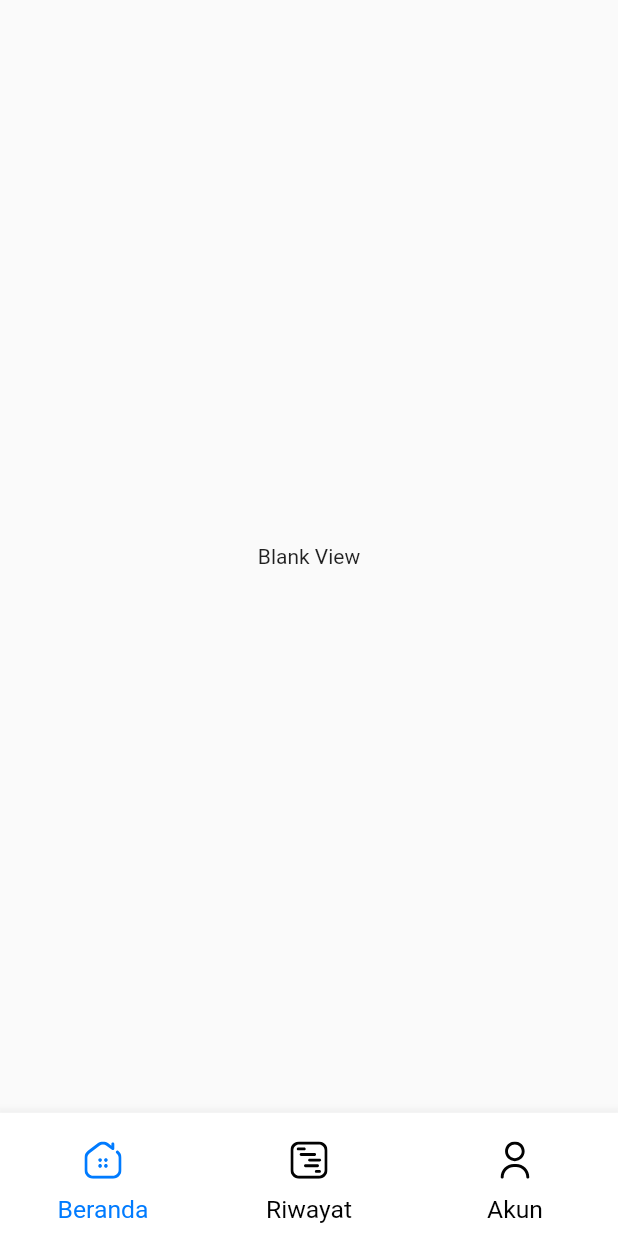
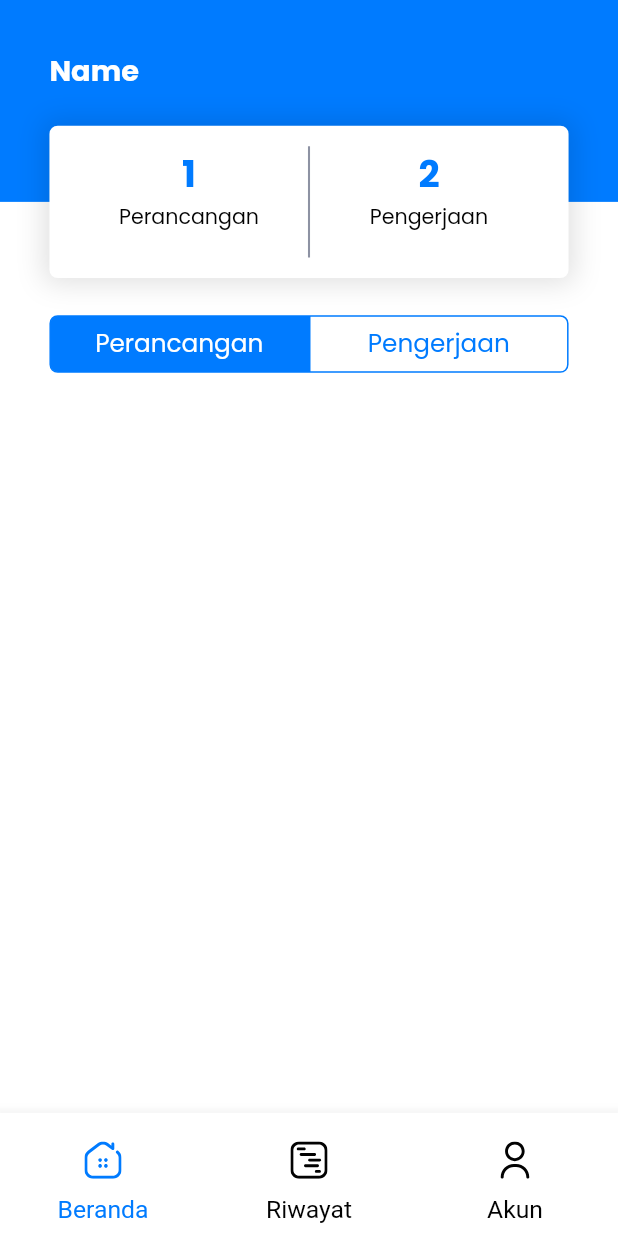
Before and after one commit to reynaldi18/checklist, a Flutter app: the MainView screen opened by its route, on a phone screen of 412 x 824 dp. Run offline on Flutter 3.47's test engine with Material 2 defaults, Android fonts, the phone set to English and light mode, and no system bars; our stand-ins replace connectivity, dio, flutter_spinkit, flutter_svg, get_it, google_fonts and 5 more; missing offline and left inert: dart_jsonwebtoken; accounts and stored records are empty; generated files the repository leaves out were written again.

Commit message:
Dashboard in home page

```diff
--- a/lib/main.dart
+++ b/lib/main.dart
@@ -1,9 +1,16 @@
 import 'package:flutter/material.dart';
 
 import 'src/app/app.locator.dart';
+import 'src/injector/injector.dart';
 import 'src/my_app.dart';
 
 void main() async {
-  setupLocator();
-  runApp(MyApp());
+  try {
+    WidgetsFlutterBinding.ensureInitialized();
+    await setupInjector();
+    setupLocator();
+    runApp(MyApp());
+  } catch (error, stacktrace) {
+    print('$error & $stacktrace');
+  }
 }
--- a/lib/src/app/app.dart
+++ b/lib/src/app/app.dart
@@ -1,4 +1,3 @@
-import 'package:si_jaja/src/helpers/storage/shared_preferences_manager.dart';
 import 'package:si_jaja/src/services/user_service.dart';
 import 'package:si_jaja/src/ui/views/login/login_view.dart';
 import 'package:si_jaja/src/ui/views/main/main_view.dart';
@@ -18,7 +17,6 @@ import 'package:stacked_services/stacked_services.dart';
     LazySingleton(classType: BottomSheetService),
     LazySingleton(classType: SnackbarService),
     LazySingleton(classType: UserService),
-    Singleton(classType: SharedPreferencesManager)
   ],
 )
 class AppSetup {
--- a/lib/src/app/app.locator.dart
+++ b/lib/src/app/app.locator.dart
@@ -10,7 +10,6 @@ import 'package:stacked/stacked.dart';
 import 'package:stacked/stacked_annotations.dart';
 import 'package:stacked_services/stacked_services.dart';
 
-import '../helpers/storage/shared_preferences_manager.dart';
 import '../services/user_service.dart';
 
 final locator = StackedLocator.instance;
@@ -26,5 +25,4 @@ void setupLocator({String? environment, EnvironmentFilter? environmentFilter}) {
   locator.registerLazySingleton(() => BottomSheetService());
   locator.registerLazySingleton(() => SnackbarService());
   locator.registerLazySingleton(() => UserService());
-  locator.registerSingleton(SharedPreferencesManager());
 }
--- a/lib/src/helpers/storage/shared_preferences_manager.dart
+++ b/lib/src/helpers/storage/shared_preferences_manager.dart
@@ -1,7 +1,5 @@
 import 'package:shared_preferences/shared_preferences.dart';
-import 'package:stacked/stacked_annotations.dart';
 
-@Singleton()
 class SharedPreferencesManager {
   static SharedPreferencesManager? _instance;
   static SharedPreferences? _sharedPreferences;
--- /dev/null
+++ b/lib/src/injector/injector.dart
@@ -0,0 +1,11 @@
+import 'package:get_it/get_it.dart';
+import 'package:si_jaja/src/helpers/storage/shared_preferences_manager.dart';
+
+GetIt locator = GetIt.instance;
+
+Future setupInjector() async {
+  SharedPreferencesManager? sharedPreferencesManager =
+      await SharedPreferencesManager.getInstance();
+  locator
+      .registerSingleton<SharedPreferencesManager>(sharedPreferencesManager!);
+}
--- a/lib/src/my_app.dart
+++ b/lib/src/my_app.dart
@@ -1,5 +1,7 @@
 import 'package:flutter/material.dart';
+import 'package:flutter/services.dart';
 import 'package:si_jaja/src/app/app.router.dart';
+import 'package:si_jaja/src/ui/shared/styles.dart';
 import 'package:stacked_services/stacked_services.dart';
 
 class MyApp extends StatelessWidget {
@@ -7,9 +9,15 @@ class MyApp extends StatelessWidget {
 
   @override
   Widget build(BuildContext context) {
+    SystemChrome.setSystemUIOverlayStyle(
+      SystemUiOverlayStyle.dark.copyWith(
+          statusBarColor: mainColor, // this one for android
+          statusBarBrightness: Brightness.light // this one for iOS
+      ),
+    );
     return MaterialApp(
       debugShowCheckedModeBanner: false,
-      title: 'SI Jaja',
+      title: 'SI Bang Jaja',
       theme: ThemeData(
         primarySwatch: Colors.blue,
         visualDensity: VisualDensity.adaptivePlatformDensity,
--- a/lib/src/ui/shared/strings.dart
+++ b/lib/src/ui/shared/strings.dart
@@ -9,6 +9,8 @@ class Strings {
   static const String labelHome = 'Beranda';
   static const String labelHistory = 'Riwayat';
   static const String labelAccount = 'Akun';
+  static const String labelPlan = 'Perancangan';
+  static const String labelOnProgress = 'Pengerjaan';
 
   static const String hintName = 'Email';
   static const String hintPassword = 'Password';
--- /dev/null
+++ b/lib/src/ui/views/home/home_view.dart
@@ -0,0 +1,140 @@
+import 'package:flutter/material.dart';
+import 'package:si_jaja/src/helpers/scalable_dp.dart';
+import 'package:si_jaja/src/ui/shared/dimens.dart';
+import 'package:si_jaja/src/ui/shared/strings.dart';
+import 'package:si_jaja/src/ui/shared/styles.dart';
+import 'package:si_jaja/src/ui/shared/ui_helpers.dart';
+import 'package:si_jaja/src/ui/widgets/custom_tabbar.dart';
+import 'package:stacked/stacked.dart';
+
+import 'home_viewmodel.dart';
+
+class HomeView extends StatefulWidget {
+  HomeView({Key? key}) : super(key: key);
+
+  @override
+  _HomeViewState createState() => _HomeViewState();
+}
+
+class _HomeViewState extends State<HomeView> {
+  @override
+  Widget build(BuildContext context) {
+    SDP.init(context);
+    return ViewModelBuilder<HomeViewModel>.reactive(
+      builder: (context, vm, child) => Scaffold(
+          backgroundColor: white,
+          body: SafeArea(
+            child: Column(
+              children: [
+                Container(
+                  height: SDP.sdp(135),
+                  child: Stack(
+                    children: [
+                      Container(
+                        height: SDP.sdp(98),
+                        width: screenWidth(context),
+                        color: mainColor,
+                        child: Padding(
+                          padding: EdgeInsets.all(SDP.sdp(defaultPadding)),
+                          child: Text(
+                            'Name',
+                            style: whiteTextStyle.copyWith(
+                              fontSize: SDP.sdp(14),
+                              fontWeight: FontWeight.bold,
+                            ),
+                          ),
+                        ),
+                      ),
+                      Align(
+                        alignment: Alignment.bottomCenter,
+                        child: Padding(
+                          padding: EdgeInsets.symmetric(
+                              horizontal: SDP.sdp(defaultPadding)),
+                          child: Container(
+                            height: SDP.sdp(74),
+                            width: screenWidth(context),
+                            decoration: BoxDecoration(
+                              color: Colors.white,
+                              borderRadius: BorderRadius.circular(SDP.sdp(4)),
+                              boxShadow: [
+                                BoxShadow(
+                                  spreadRadius: 3,
+                                  blurRadius: 15,
+                                  color: Colors.black12,
+                                )
+                              ],
+                            ),
+                            child: Padding(
+                              padding: EdgeInsets.all(SDP.sdp(10)),
+                              child: Row(
+                                children: [
+                                  Expanded(
+                                    child: Column(
+                                      children: [
+                                        Text(
+                                          "1",
+                                          style: mainTextStyle.copyWith(
+                                            fontSize: SDP.sdp(18),
+                                            fontWeight: FontWeight.w700,
+                                          ),
+                                        ),
+                                        Text(
+                                          Strings.labelPlan,
+                                          style: blackTextStyle.copyWith(
+                                            fontSize: SDP.sdp(10),
+                                            fontWeight: FontWeight.w400,
+                                          ),
+                                        ),
+                                      ],
+                                    ),
+                                  ),
+                                  Container(
+                                    width: SDP.sdp(1),
+                                    height: screenHeight(context),
+                                    color: grey,
+                                  ),
+                                  Expanded(
+                                    child: Column(
+                                      children: [
+                                        Text(
+                                          '2',
+                                          style: mainTextStyle.copyWith(
+                                            fontSize: SDP.sdp(18),
+                                            fontWeight: FontWeight.w700,
+                                          ),
+                                        ),
+                                        Text(
+                                          Strings.labelOnProgress,
+                                          style: blackTextStyle.copyWith(
+                                            fontSize: SDP.sdp(10),
+                                            fontWeight: FontWeight.w400,
+                                          ),
+                                        ),
+                                      ],
+                                    ),
+                                  )
+                                ],
+                              ),
+                            ),
+                          ),
+                        ),
+                      )
+                    ],
+                  ),
+                ),
+                verticalSpace(SDP.sdp(18)),
+                CustomTabBar(
+                  selectedIndex: vm.selectedPage,
+                  onTap: (index) {
+                    setState(() {
+                      vm.selectedPage = index;
+                    });
+                  },
+                ),
+              ],
+            ),
+          )),
+      viewModelBuilder: () => HomeViewModel(),
+    );
+  }
+}
--- /dev/null
+++ b/lib/src/ui/views/home/home_viewmodel.dart
@@ -0,0 +1,14 @@
+import 'dart:async';
+
+import 'package:stacked/stacked.dart';
+
+class HomeViewModel extends FutureViewModel {
+
+  int selectedPage = 0;
+
+  @override
+  Future futureToRun() {
+    // TODO: implement futureToRun
+    throw UnimplementedError();
+  }
+}
--- a/lib/src/ui/views/login/login_view.dart
+++ b/lib/src/ui/views/login/login_view.dart
@@ -67,7 +67,10 @@ class LoginView extends StatelessWidget {
                           )
                         : CustomButton(
                             label: Strings.actionLogin.toUpperCase(),
-                            onPress: () => vm.login(),
+                            onPress: () {
+                              FocusScope.of(context).unfocus();
+                              vm.login();
+                            },
                           ),
                   ],
                 ),
--- a/lib/src/ui/views/main/main_view.dart
+++ b/lib/src/ui/views/main/main_view.dart
@@ -7,6 +7,7 @@ import 'package:si_jaja/src/ui/shared/images.dart';
 import 'package:si_jaja/src/ui/shared/strings.dart';
 import 'package:si_jaja/src/ui/shared/styles.dart';
 import 'package:si_jaja/src/ui/views/blank_view.dart';
+import 'package:si_jaja/src/ui/views/home/home_view.dart';
 import 'package:stacked/stacked.dart';
 
 import 'main_viewmodel.dart';
@@ -118,7 +119,7 @@ class _MainViewState extends State<MainView> {
   Widget getViewForIndex(int index) {
     switch (index) {
       case 0:
-        return BlankView();
+        return HomeView();
       case 1:
         return BlankView();
       case 2:
--- a/lib/src/ui/views/splash_screen/splash_screen_viewmodel.dart
+++ b/lib/src/ui/views/splash_screen/splash_screen_viewmodel.dart
@@ -2,6 +2,7 @@ import 'dart:async';
 
 import 'package:si_jaja/src/app/app.locator.dart';
 import 'package:si_jaja/src/app/app.router.dart';
+import 'package:si_jaja/src/helpers/http/http_helper.dart';
 import 'package:stacked/stacked.dart';
 import 'package:stacked_services/stacked_services.dart';
 
@@ -14,8 +15,17 @@ class SplashScreenViewModel extends FutureViewModel {
   Future futureToRun() => versionCheck();
 
   Future versionCheck() async {
-    Timer(_duration, navigateToLogin);
+    String? token = HttpHelper().getToken();
+
+    print(token);
+
+    if (token != null)
+      Timer(_duration, navigateToDashboard);
+    else
+      Timer(_duration, navigateToLogin);
   }
 
   void navigateToLogin() => _navigationService.replaceWith(Routes.loginView);
+
+  void navigateToDashboard() => _navigationService.replaceWith(Routes.mainView);
 }
--- /dev/null
+++ b/lib/src/ui/widgets/custom_tabbar.dart
@@ -0,0 +1,94 @@
+import 'package:flutter/material.dart';
+import 'package:si_jaja/src/helpers/scalable_dp.dart';
+import 'package:si_jaja/src/ui/shared/dimens.dart';
+import 'package:si_jaja/src/ui/shared/strings.dart';
+import 'package:si_jaja/src/ui/shared/styles.dart';
+import 'package:si_jaja/src/ui/shared/ui_helpers.dart';
+
+class CustomTabBar extends StatelessWidget {
+  final int? selectedIndex;
+  final Function(int) onTap;
+
+  CustomTabBar({this.selectedIndex, required this.onTap});
+
+  @override
+  Widget build(BuildContext context) {
+    SDP.init(context);
+    return Padding(
+      padding: EdgeInsets.symmetric(horizontal: defaultPadding),
+      child: Row(
+        mainAxisAlignment: MainAxisAlignment.center,
+        children: [
+          GestureDetector(
+            onTap: () {
+              onTap(0);
+            },
+            child: Container(
+              width: screenWidthPercentage(
+                context,
+                percentage: 0.42,
+              ),
+              height: SDP.sdp(28),
+              decoration: BoxDecoration(
+                borderRadius: BorderRadius.only(
+                  topLeft: Radius.circular(SDP.sdp(4)),
+                  bottomLeft: Radius.circular(SDP.sdp(4)),
+                ),
+                color: (selectedIndex == 0) ? mainColor : white,
+                border: Border.all(color: mainColor),
+              ),
+              child: Center(
+                child: Text(
+                  Strings.labelPlan,
+                  style: (selectedIndex == 0)
+                      ? whiteTextStyle.copyWith(
+                          fontWeight: FontWeight.w400,
+                          fontSize: SDP.sdp(12),
+                        )
+                      : mainTextStyle.copyWith(
+                          fontWeight: FontWeight.w400,
+                          fontSize: SDP.sdp(12),
+                        ),
+                ),
+              ),
+            ),
+          ),
+          GestureDetector(
+            onTap: () {
+              onTap(1);
+            },
+            child: Container(
+              width: screenWidthPercentage(
+                context,
+                percentage: 0.42,
+              ),
+              height: SDP.sdp(28),
+              decoration: BoxDecoration(
+                borderRadius: BorderRadius.only(
+                  topRight: Radius.circular(SDP.sdp(4)),
+                  bottomRight: Radius.circular(SDP.sdp(4)),
+                ),
+                color: (selectedIndex == 1) ? mainColor : white,
+                border: Border.all(color: mainColor),
+              ),
+              child: Center(
+                child: Text(
+                  Strings.labelOnProgress,
+                  style: (selectedIndex == 1)
+                      ? whiteTextStyle.copyWith(
+                          fontWeight: FontWeight.w400,
+                          fontSize: SDP.sdp(12),
+                        )
+                      : mainTextStyle.copyWith(
+                          fontWeight: FontWeight.w400,
+                          fontSize: SDP.sdp(12),
+                        ),
+                ),
+              ),
+            ),
+          ),
+        ],
+      ),
+    );
+  }
+}
--- a/pubspec.yaml
+++ b/pubspec.yaml
@@ -45,6 +45,7 @@ dependencies:
 
   # navigation
   stacked_services: ^0.8.13
+  get_it: ^7.2.0
 
   # network
   connectivity: ^3.0.6
```
Also changed, not shown: pubspec.lock.
